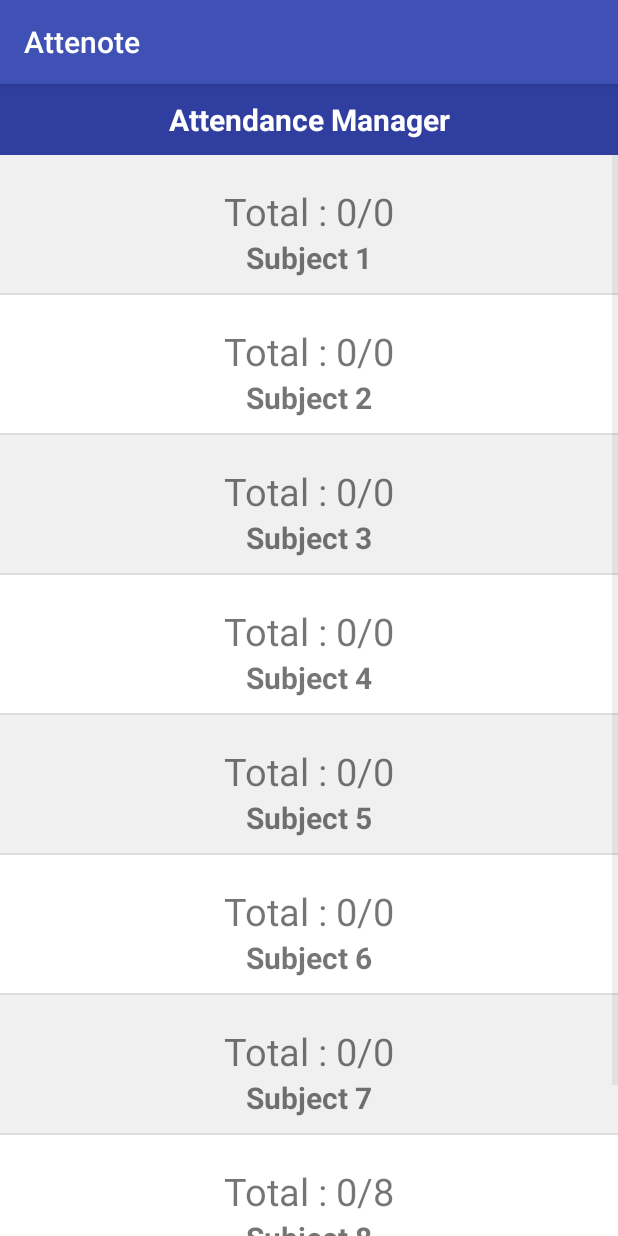
After one commit to tanmay-des/Attenote, an Android app: the AttendanceManagerActivity screen opened directly, with no data from a screen before it, on a phone screen of 412 x 824 dp. The commit adds this screen. Run offline under Robolectric (Android 15) with nearby library versions, the phone set to English and light mode, and no system bars.

Commit message:
Added Attendance Manager List View and Menu items in Daily Note Activity for navigation

```diff
--- a/app/src/main/AndroidManifest.xml
+++ b/app/src/main/AndroidManifest.xml
@@ -15,6 +15,7 @@
         <activity android:name=".SetTimeTableActivity">
         </activity>
         <activity android:name=".DailyNoteActivity">
+
             <intent-filter>
                 <action android:name="android.intent.action.MAIN"/>
 
@@ -23,6 +24,10 @@
         </activity>
         <activity android:name=".NoteActivity">
         </activity>
+        <activity android:name=".AttendanceManagerActivity">
+
+        </activity>
+
     </application>
 
 </manifest>
--- /dev/null
+++ b/app/src/main/java/com/infinitequarks/tgz/attenote/AttendanceListAdapter.java
@@ -0,0 +1,60 @@
+package com.infinitequarks.tgz.attenote;
+
+import android.app.LauncherActivity;
+import android.content.Context;
+import android.view.LayoutInflater;
+import android.view.View;
+import android.view.ViewGroup;
+import android.widget.ArrayAdapter;
+import android.widget.BaseAdapter;
+import android.widget.TextView;
+
+import java.util.ArrayList;
+
+/**
+ * Created by m on 10/21/2016.
+ */
+
+public class AttendanceListAdapter extends ArrayAdapter<ItemAttendance> {
+
+
+    private final Context context;
+    private final ArrayList<ItemAttendance> itemsArrayList;
+
+    public AttendanceListAdapter(Context context, ArrayList<ItemAttendance> itemsArrayList) {
+
+        super(context, R.layout.attendance_list_item, itemsArrayList);
+
+        this.context = context;
+        this.itemsArrayList = itemsArrayList;
+    }
+
+    @Override
+    public View getView(int position, View convertView, ViewGroup parent) {
+
+        // 1. Create inflater
+        LayoutInflater inflater = (LayoutInflater) context
+                .getSystemService(Context.LAYOUT_INFLATER_SERVICE);
+
+        // 2. Get rowView from inflater
+        View rowView = inflater.inflate(R.layout.attendance_list_item, parent, false);
+
+        // 3. Get the two text view from the rowView
+        TextView labelView = (TextView) rowView.findViewById(R.id.attendance_text_view);
+        TextView valueView = (TextView) rowView.findViewById(R.id.attendance_text_view_subject_name);
+
+        // 4. Set the text for textView
+        labelView.setText(itemsArrayList.get(position).getTotalAttended());
+        valueView.setText(itemsArrayList.get(position).getTotalClasses());
+        if(position%2==0){
+            rowView.setBackgroundColor(0xFFF0F0F0);
+        }
+        else
+            rowView.setBackgroundColor(0xFFFFFFFF);
+
+
+
+        // 5. retrn rowView
+        return rowView;
+    }
+}
--- /dev/null
+++ b/app/src/main/java/com/infinitequarks/tgz/attenote/AttendanceManagerActivity.java
@@ -0,0 +1,44 @@
+package com.infinitequarks.tgz.attenote;
+
+import android.app.ListActivity;
+import android.database.Cursor;
+import android.support.v7.app.AppCompatActivity;
+import android.os.Bundle;
+import android.widget.ArrayAdapter;
+import android.widget.ListView;
+import android.widget.SimpleCursorAdapter;
+
+import com.infinitequarks.tgz.attenote.database.AttenoteDatabase;
+
+import java.util.ArrayList;
+
+public class AttendanceManagerActivity extends AppCompatActivity{
+    AttenoteDatabase mDatabase;
+    Subject newSubject = new Subject();
+    @Override
+    protected void onCreate(Bundle savedInstanceState) {
+        super.onCreate(savedInstanceState);
+        mDatabase = new AttenoteDatabase(this);
+        setContentView(R.layout.activity_attendance_manager);
+
+        AttendanceListAdapter adapter = new AttendanceListAdapter(this, generateData());
+
+
+        ListView listView = (ListView) findViewById(R.id.attendance_list);
+        listView.setAdapter(adapter);
+    }
+
+    public ArrayList<ItemAttendance> generateData(){
+        ArrayList<ItemAttendance> items = new ArrayList<ItemAttendance>();
+
+        Cursor res = mDatabase.getData(newSubject);
+        while (res.moveToNext()){
+            String res2 = mDatabase.getAttendanceForSubject(res.getString(1));
+
+            items.add(new ItemAttendance(res2,res.getString(1)));
+        }
+
+        return items;
+    }
+
+}
--- a/app/src/main/java/com/infinitequarks/tgz/attenote/DailyNoteActivity.java
+++ b/app/src/main/java/com/infinitequarks/tgz/attenote/DailyNoteActivity.java
@@ -1,10 +1,14 @@
 package com.infinitequarks.tgz.attenote;
 
+import android.content.Intent;
 import android.support.v7.app.AppCompatActivity;
 import android.os.Bundle;
 import android.support.v7.widget.LinearLayoutManager;
 import android.support.v7.widget.RecyclerView;
 import android.util.Log;
+import android.view.Menu;
+import android.view.MenuInflater;
+import android.view.MenuItem;
 import android.widget.TextView;
 
 import com.infinitequarks.tgz.attenote.database.AttenoteDatabase;
@@ -105,4 +109,28 @@ public class DailyNoteActivity extends AppCompatActivity {
 
     }
 
+    public boolean onCreateOptionsMenu(Menu menu) {
+        // TODO Auto-generated method stub
+        super.onCreateOptionsMenu(menu);
+        MenuInflater mymenu = getMenuInflater();
+        mymenu.inflate(R.menu.main_menu, menu);
+        return true;
+    }
+    @Override
+    public boolean onOptionsItemSelected(MenuItem item) {
+        // TODO Auto-generated method stub
+        switch (item.getItemId()) {
+            case R.id.link_attendance_manager:
+                Intent i= new Intent(this,AttendanceManagerActivity.class);
+                startActivity(i);
+                break;
+
+            case R.id.link_notes_manager:
+                break;
+
+
+        }
+
+        return false;
+    }
 }
--- /dev/null
+++ b/app/src/main/java/com/infinitequarks/tgz/attenote/ItemAttendance.java
@@ -0,0 +1,41 @@
+package com.infinitequarks.tgz.attenote;
+
+/**
+ * Created by m on 10/21/2016.
+ */
+
+public class ItemAttendance {
+    private String mTotalAttended;
+    private String mTotalClasses;
+    private String mSubjectName;
+
+    public ItemAttendance(String title, String description) {
+        super();
+        mTotalAttended = title;
+        mTotalClasses = description;
+    }
+
+    public String getTotalAttended() {
+        return mTotalAttended;
+    }
+
+    public void setTotalAttended(String totalAttended) {
+        mTotalAttended = totalAttended;
+    }
+
+    public String getTotalClasses() {
+        return mTotalClasses;
+    }
+
+    public void setTotalClasses(String totalClasses) {
+        mTotalClasses = totalClasses;
+    }
+
+    public String getSubjectName() {
+        return mSubjectName;
+    }
+
+    public void setSubjectName(String subjectName) {
+        mSubjectName = subjectName;
+    }
+}
--- a/app/src/main/java/com/infinitequarks/tgz/attenote/database/AttenoteDatabase.java
+++ b/app/src/main/java/com/infinitequarks/tgz/attenote/database/AttenoteDatabase.java
@@ -3,6 +3,7 @@ package com.infinitequarks.tgz.attenote.database;
 import android.content.ActivityNotFoundException;
 import android.content.ContentValues;
 import android.content.Context;
+import android.content.Intent;
 import android.database.Cursor;
 import android.database.sqlite.SQLiteDatabase;
 import android.database.sqlite.SQLiteOpenHelper;
@@ -252,6 +253,20 @@ public class AttenoteDatabase extends SQLiteOpenHelper {
     }
 
 
+    public String getAttendanceForSubject(String subjectName){
+        SQLiteDatabase db = this.getWritableDatabase();
+        int total =0;
+        int attend =0;
+        Cursor res = db.rawQuery("select * from "+Attendance.NAME + " where subjectName = "+"'"+subjectName+"'",null);
+        while (res.moveToNext()){
+            if(res.getInt(2) == 0)
+                total++;
+            else if(res.getInt(2)!=0)
+                attend++;total++;
+        }
+        String ret ="Total : "+attend+"/"+total;
+        return ret;
+    }
     public String getAttendanceData(String mdate, String subjectname){
         SQLiteDatabase db = this.getWritableDatabase();
         String mylol= new String();
--- /dev/null
+++ b/app/src/main/res/layout/activity_attendance_manager.xml
@@ -0,0 +1,30 @@
+<?xml version="1.0" encoding="utf-8"?>
+<LinearLayout
+    xmlns:android="http://schemas.android.com/apk/res/android"
+    xmlns:tools="http://schemas.android.com/tools"
+    android:id="@+id/activity_attendance_manager"
+    android:layout_width="match_parent"
+    android:layout_height="match_parent"
+    android:orientation="vertical"
+    tools:context="com.infinitequarks.tgz.attenote.AttendanceManagerActivity">
+    <TextView
+        android:layout_width="match_parent"
+        android:layout_height="wrap_content"
+        android:textAlignment="center"
+        android:padding="10sp"
+        android:textSize="20sp"
+        android:textColor="@color/white"
+        android:textStyle="bold"
+        android:background="@color/colorPrimaryDark"
+        android:text="Attendance Manager"/>
+
+    <ListView
+        android:layout_width="match_parent"
+
+        android:id="@+id/attendance_list"
+        android:orientation="vertical"
+        android:layout_height="match_parent">
+
+    </ListView>
+
+</LinearLayout>
--- /dev/null
+++ b/app/src/main/res/layout/attendance_list_item.xml
@@ -0,0 +1,28 @@
+<?xml version="1.0" encoding="utf-8"?>
+<LinearLayout xmlns:android="http://schemas.android.com/apk/res/android"
+              android:orientation="vertical"
+              android:layout_width="match_parent"
+              android:layout_height="match_parent"
+    android:paddingTop="10sp"
+    android:paddingBottom="10sp">
+    <TextView
+        android:layout_width="match_parent"
+        android:layout_height="wrap_content"
+
+        android:paddingTop="10sp"
+        android:id="@+id/attendance_text_view"
+
+        android:textSize="25sp"
+        android:textAlignment="center"
+
+        android:paddingBottom="0sp"
+        android:text="Total : 2/8"/>
+    <TextView
+        android:layout_width="match_parent"
+        android:layout_height="wrap_content"
+       android:id="@+id/attendance_text_view_subject_name"
+        android:textAlignment="center"
+        android:textSize="20sp"
+        android:textStyle="bold"
+        android:text="Subject Name"/>
+</LinearLayout>
--- /dev/null
+++ b/app/src/main/res/menu/main_menu.xml
@@ -0,0 +1,14 @@
+<?xml version="1.0" encoding="utf-8"?>
+<menu xmlns:android="http://schemas.android.com/apk/res/android">
+    <item
+        android:id="@+id/link_attendance_manager"
+        android:alphabeticShortcut="a"
+        android:numericShortcut="1"
+        android:title="Attendance Manager"/>
+    <item
+        android:id="@+id/link_notes_manager"
+        android:alphabeticShortcut="a"
+        android:numericShortcut="1"
+        android:title="Notes Manager"/>
+
+</menu>
```
